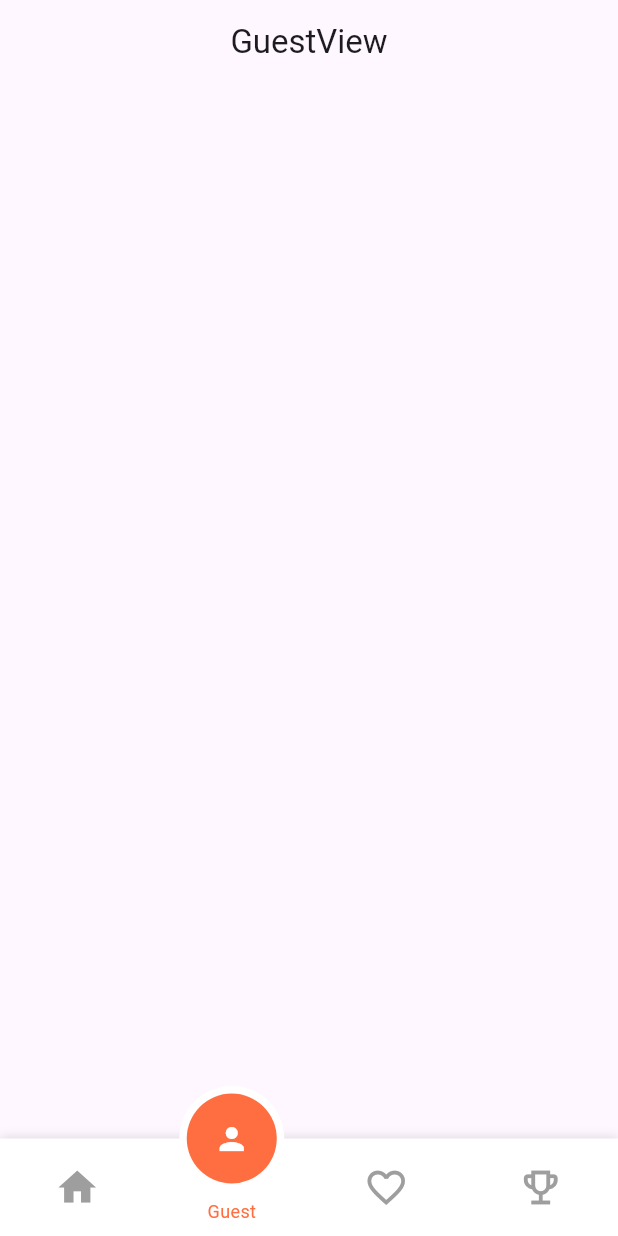
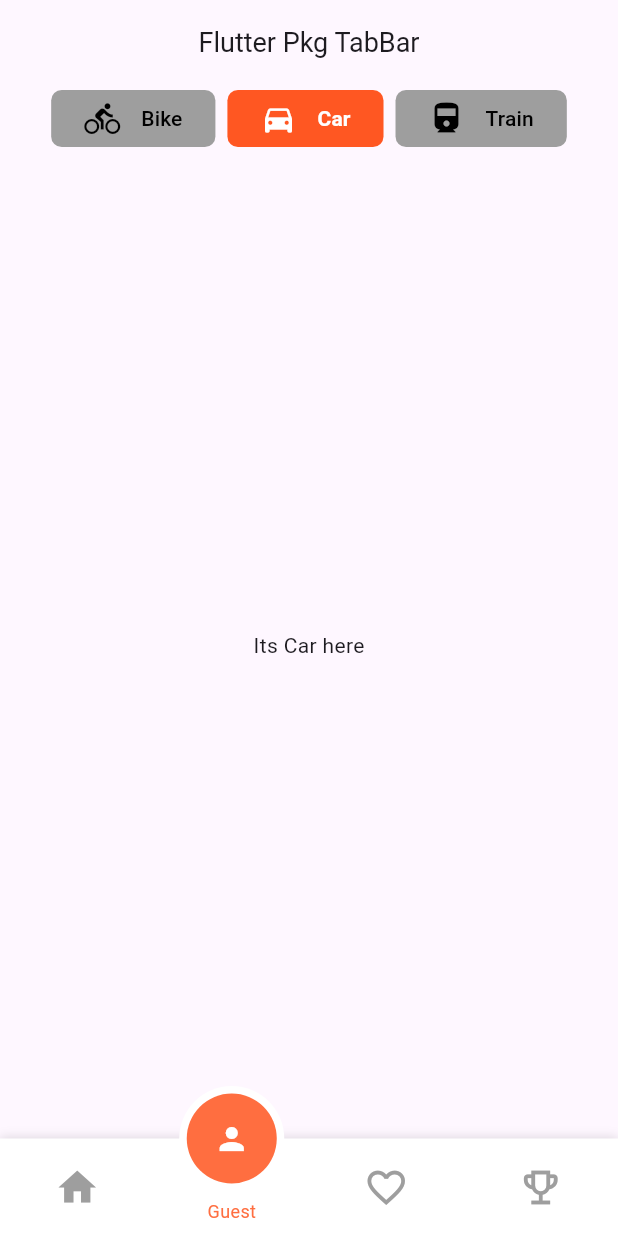
Before and after one commit to abdulsamad-110/daily_useapp, a Flutter app: the screen it shows after launch, item 2 of the bottom bar chosen, on a phone screen of 412 x 824 dp. Run offline on Flutter 3.47's test engine with Material 3 defaults, Android fonts, the phone set to English and light mode, and no system bars; drawn by our look-alikes of buttons_tabbar; our stand-ins replace get, motion_tab_bar.

Commit message:
add pkg tabbar and pkg bottomnavigationbar

```diff
--- a/lib/ui/guest/guestview.dart
+++ b/lib/ui/guest/guestview.dart
@@ -1,3 +1,19 @@
+// import 'package:flutter/material.dart';
+
+// class Guestview extends StatelessWidget {
+//   const Guestview({super.key});
+
+//   @override
+//   Widget build(BuildContext context) {
+//     return Scaffold(
+
+//       //body:
+//     );
+//   }
+// }
+// import 'package:flutter/material.dart';
+
+import 'package:buttons_tabbar/buttons_tabbar.dart';
 import 'package:flutter/material.dart';
 
 class Guestview extends StatelessWidget {
@@ -5,12 +21,52 @@ class Guestview extends StatelessWidget {
 
   @override
   Widget build(BuildContext context) {
-    return Scaffold(
-      appBar: AppBar(
-        centerTitle: true,
-        title: const Text('GuestView'),
+    return DefaultTabController(
+      initialIndex: 1,
+      length: 3,
+      child: Scaffold(
+        appBar: AppBar(
+          centerTitle: true,
+          title: const Text(
+            'Flutter Pkg TabBar',
+            style: TextStyle(fontSize: 18),
+          ),
+          bottom: ButtonsTabBar(
+              backgroundColor: Colors.deepOrange,
+              unselectedBackgroundColor: Colors.grey,
+              unselectedLabelStyle: const TextStyle(color: Colors.black),
+              splashColor: Colors.limeAccent,
+              contentPadding: EdgeInsets.symmetric(horizontal: 22),
+              labelSpacing: 14,
+              labelStyle: const TextStyle(
+                  color: Colors.white, fontWeight: FontWeight.bold),
+              tabs: const [
+                Tab(
+                  icon: Icon(Icons.directions_bike),
+                  text: "Bike",
+                ),
+                Tab(
+                  icon: Icon(Icons.directions_car),
+                  text: "Car",
+                ),
+                Tab(
+                  icon: Icon(Icons.directions_train_sharp),
+                  text: "Train",
+                ),
+              ]),
+        ),
+        body: const TabBarView(children: [
+          Center(
+            child: Text('Its Bike here'),
+          ),
+          Center(
+            child: Text('Its Car here'),
+          ),
+          Center(
+            child: Text('Its Train here'),
+          ),
+        ]),
       ),
-      //body:
     );
   }
 }
--- a/lib/ui/navigation/navigationview.dart
+++ b/lib/ui/navigation/navigationview.dart
@@ -33,7 +33,7 @@ class Navigationview extends StatelessWidget {
           type: BottomNavigationBarType.shifting,
           selectedItemColor: Colors.black,
           unselectedItemColor: Colors.grey,
-         // backgroundColor: Colors.amberAccent,
+          // backgroundColor: Colors.amberAccent,
           showSelectedLabels: true,
           showUnselectedLabels: true,
           onTap: (index) {
--- a/pubspec.yaml
+++ b/pubspec.yaml
@@ -39,6 +39,7 @@ dependencies:
   http:
   intl:
   motion_tab_bar:
+  buttons_tabbar:
 
 
 dev_dependencies:
```
Also changed, not shown: lib/widgets/tab_item.dart (deleted, +0 -41 lines), pubspec.lock.
